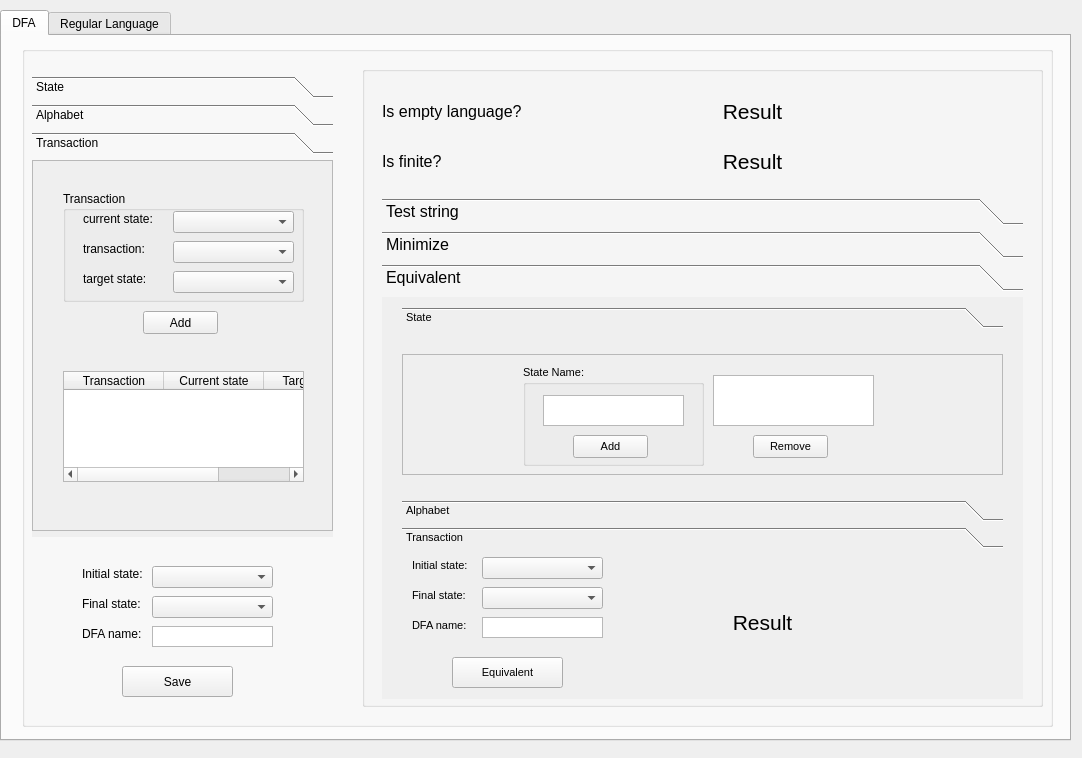
Above: views/untitled.ui from mohammadaminmg10/Theory-Of-Computation before the change. Below: the same form after it.
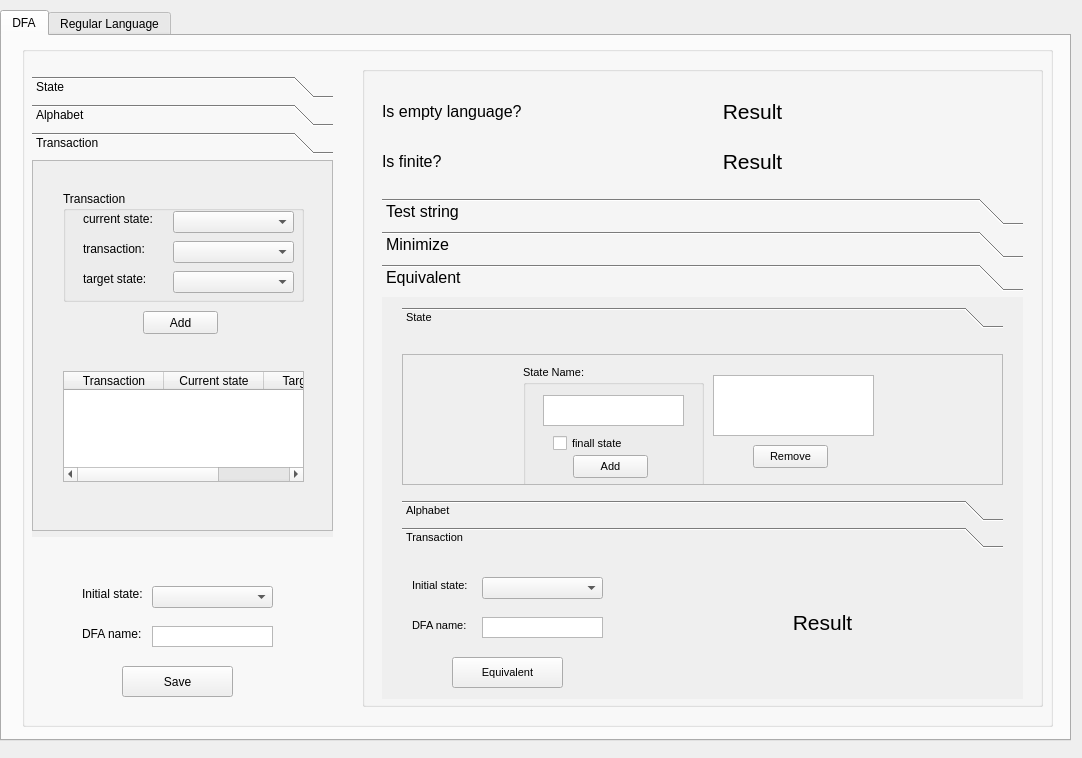
That is the form after the change. The open tabs and pages were chosen to show the change.

Commit message: Implementation of Code for Appearance of Feature: 'Checking Equality of Two DFA

What changed in the file:
```diff
--- a/views/untitled.ui
+++ b/views/untitled.ui
@@ -418,7 +418,7 @@
        <property name="geometry">
         <rect>
          <x>60</x>
-         <y>520</y>
+         <y>540</y>
          <width>61</width>
          <height>16</height>
         </rect>
@@ -427,34 +427,11 @@
         <string>Initial state: </string>
        </property>
       </widget>
-      <widget class="QLabel" name="label_5">
-       <property name="geometry">
-        <rect>
-         <x>60</x>
-         <y>550</y>
-         <width>61</width>
-         <height>16</height>
-        </rect>
-       </property>
-       <property name="text">
-        <string>Final state: </string>
-       </property>
-      </widget>
       <widget class="QComboBox" name="combo_InitialState">
        <property name="geometry">
         <rect>
          <x>130</x>
-         <y>520</y>
-         <width>121</width>
-         <height>22</height>
-        </rect>
-       </property>
-      </widget>
-      <widget class="QComboBox" name="combo_FinalState">
-       <property name="geometry">
-        <rect>
-         <x>130</x>
-         <y>550</y>
+         <y>540</y>
          <width>121</width>
          <height>22</height>
         </rect>
@@ -914,7 +891,7 @@
               <x>0</x>
               <y>20</y>
               <width>601</width>
-              <height>121</height>
+              <height>131</height>
              </rect>
             </property>
             <property name="widgetResizable">
@@ -926,7 +903,7 @@
                <x>0</x>
                <y>0</y>
                <width>599</width>
-               <height>119</height>
+               <height>129</height>
               </rect>
              </property>
              <widget class="QGroupBox" name="grb_StateName_9">
@@ -935,7 +912,7 @@
                 <x>120</x>
                 <y>10</y>
                 <width>181</width>
-                <height>101</height>
+                <height>121</height>
                </rect>
               </property>
               <property name="title">
@@ -955,7 +932,7 @@
                <property name="geometry">
                 <rect>
                  <x>50</x>
-                 <y>70</y>
+                 <y>90</y>
                  <width>75</width>
                  <height>23</height>
                 </rect>
@@ -964,6 +941,19 @@
                 <string>Add</string>
                </property>
               </widget>
+              <widget class="QCheckBox" name="cb_EquivalentTab_finall_state">
+               <property name="geometry">
+                <rect>
+                 <x>30</x>
+                 <y>70</y>
+                 <width>70</width>
+                 <height>17</height>
+                </rect>
+               </property>
+               <property name="text">
+                <string>finall state</string>
+               </property>
+              </widget>
              </widget>
              <widget class="QListWidget" name="listWidget_EquivalentTab_State_StateName">
               <property name="geometry">
@@ -971,7 +961,7 @@
                 <x>310</x>
                 <y>20</y>
                 <width>161</width>
-                <height>51</height>
+                <height>61</height>
                </rect>
               </property>
              </widget>
@@ -979,7 +969,7 @@
               <property name="geometry">
                <rect>
                 <x>350</x>
-                <y>80</y>
+                <y>90</y>
                 <width>75</width>
                 <height>23</height>
                </rect>
@@ -1247,7 +1237,7 @@
           <property name="geometry">
            <rect>
             <x>30</x>
-            <y>260</y>
+            <y>280</y>
             <width>61</width>
             <height>16</height>
            </rect>
@@ -1262,25 +1252,6 @@
            <string>Initial state: </string>
           </property>
          </widget>
-         <widget class="QLabel" name="label_11">
-          <property name="geometry">
-           <rect>
-            <x>30</x>
-            <y>290</y>
-            <width>61</width>
-            <height>16</height>
-           </rect>
-          </property>
-          <property name="font">
-           <font>
-            <family>MS Shell Dlg 2</family>
-            <pointsize>8</pointsize>
-           </font>
-          </property>
-          <property name="text">
-           <string>Final state: </string>
-          </property>
-         </widget>
          <widget class="QLabel" name="label_12">
           <property name="geometry">
            <rect>
@@ -1304,17 +1275,7 @@
           <property name="geometry">
            <rect>
             <x>100</x>
-            <y>260</y>
-            <width>121</width>
-            <height>22</height>
-           </rect>
-          </property>
-         </widget>
-         <widget class="QComboBox" name="combo_Equivalent_FinalState">
-          <property name="geometry">
-           <rect>
-            <x>100</x>
-            <y>290</y>
+            <y>280</y>
             <width>121</width>
             <height>22</height>
            </rect>
@@ -1377,9 +1338,9 @@
          <widget class="QLabel" name="lbl_result_is_Equivalent">
           <property name="geometry">
            <rect>
-            <x>320</x>
+            <x>280</x>
             <y>300</y>
-            <width>121</width>
+            <width>321</width>
             <height>51</height>
            </rect>
           </property>
```
Left out of the diff: 24 changed lines with no effect on the pictures. The commit also changes 2 other files.
